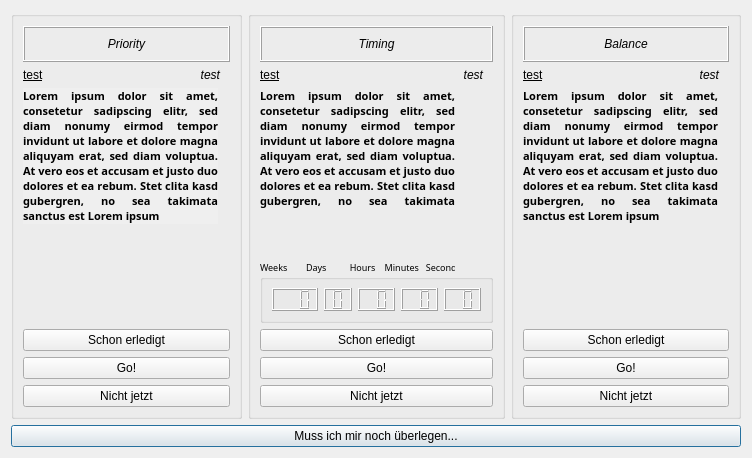
amogorkon/watnu, file src/watnu/ui/what_now.ui: the form before one commit.
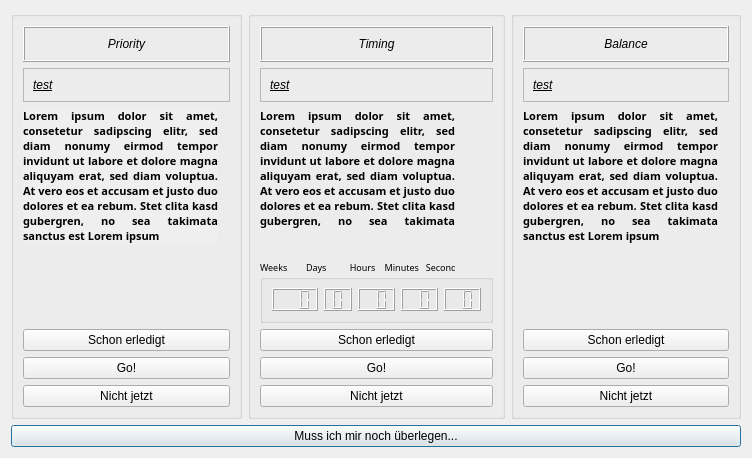
The form after the commit.

Commit message: x_task to task_x; activity colors; habits!

Patch:
```diff
--- a/src/watnu/ui/what_now.ui
+++ b/src/watnu/ui/what_now.ui
@@ -206,12 +206,33 @@
           </layout>
          </widget>
         </item>
-        <item row="3" column="0">
+        <item row="4" column="0">
          <layout class="QHBoxLayout" name="priority_header">
           <property name="topMargin">
            <number>0</number>
           </property>
           <item>
+           <widget class="QFrame" name="frame_priority">
+            <property name="sizePolicy">
+             <sizepolicy hsizetype="Preferred" vsizetype="Preferred">
+              <horstretch>0</horstretch>
+              <verstretch>5</verstretch>
+             </sizepolicy>
+            </property>
+            <property name="minimumSize">
+             <size>
+              <width>9</width>
+              <height>0</height>
+             </size>
+            </property>
+            <property name="frameShape">
+             <enum>QFrame::StyledPanel</enum>
+            </property>
+            <property name="frameShadow">
+             <enum>QFrame::Raised</enum>
+            </property>
+            <layout class="QHBoxLayout" name="horizontalLayout">
+             <item>
            <widget class="QLabel" name="task_space_priority">
             <property name="sizePolicy">
              <sizepolicy hsizetype="Expanding" vsizetype="Minimum">
@@ -221,8 +242,9 @@
             </property>
             <property name="font">
              <font>
-              <italic>false</italic>
+                 <italic>true</italic>
               <underline>true</underline>
+                 <kerning>true</kerning>
              </font>
             </property>
             <property name="text">
@@ -233,23 +255,7 @@
             </property>
            </widget>
           </item>
-          <item>
-           <widget class="QLabel" name="activity_priority">
-            <property name="sizePolicy">
-             <sizepolicy hsizetype="Expanding" vsizetype="Minimum">
-              <horstretch>0</horstretch>
-              <verstretch>0</verstretch>
-             </sizepolicy>
-            </property>
-            <property name="text">
-             <string>test</string>
-            </property>
-            <property name="alignment">
-             <set>Qt::AlignRight|Qt::AlignTrailing|Qt::AlignVCenter</set>
-            </property>
-            <property name="indent">
-             <number>10</number>
-            </property>
+            </layout>
            </widget>
           </item>
          </layout>
@@ -500,6 +506,27 @@
            <number>0</number>
           </property>
           <item>
+           <widget class="QFrame" name="frame_timing">
+            <property name="minimumSize">
+             <size>
+              <width>9</width>
+              <height>0</height>
+             </size>
+            </property>
+            <property name="baseSize">
+             <size>
+              <width>9</width>
+              <height>0</height>
+             </size>
+            </property>
+            <property name="frameShape">
+             <enum>QFrame::StyledPanel</enum>
+            </property>
+            <property name="frameShadow">
+             <enum>QFrame::Raised</enum>
+            </property>
+            <layout class="QHBoxLayout" name="horizontalLayout_2">
+             <item>
            <widget class="QLabel" name="task_space_timing">
             <property name="sizePolicy">
              <sizepolicy hsizetype="Expanding" vsizetype="Minimum">
@@ -509,7 +536,7 @@
             </property>
             <property name="font">
              <font>
-              <italic>false</italic>
+                 <italic>true</italic>
               <underline>true</underline>
              </font>
             </property>
@@ -521,23 +548,7 @@
             </property>
            </widget>
           </item>
-          <item>
-           <widget class="QLabel" name="activity_timing">
-            <property name="sizePolicy">
-             <sizepolicy hsizetype="Expanding" vsizetype="Minimum">
-              <horstretch>0</horstretch>
-              <verstretch>0</verstretch>
-             </sizepolicy>
-            </property>
-            <property name="text">
-             <string>test</string>
-            </property>
-            <property name="alignment">
-             <set>Qt::AlignRight|Qt::AlignTrailing|Qt::AlignVCenter</set>
-            </property>
-            <property name="indent">
-             <number>10</number>
-            </property>
+            </layout>
            </widget>
           </item>
          </layout>
@@ -724,6 +735,21 @@
            <number>0</number>
           </property>
           <item>
+           <widget class="QFrame" name="frame_balanced">
+            <property name="minimumSize">
+             <size>
+              <width>9</width>
+              <height>0</height>
+             </size>
+            </property>
+            <property name="frameShape">
+             <enum>QFrame::StyledPanel</enum>
+            </property>
+            <property name="frameShadow">
+             <enum>QFrame::Raised</enum>
+            </property>
+            <layout class="QHBoxLayout" name="horizontalLayout_4">
+             <item>
            <widget class="QLabel" name="task_space_balanced">
             <property name="sizePolicy">
              <sizepolicy hsizetype="Expanding" vsizetype="Minimum">
@@ -733,7 +759,7 @@
             </property>
             <property name="font">
              <font>
-              <italic>false</italic>
+                 <italic>true</italic>
               <underline>true</underline>
              </font>
             </property>
@@ -745,23 +771,7 @@
             </property>
            </widget>
           </item>
-          <item>
-           <widget class="QLabel" name="activity_balanced">
-            <property name="sizePolicy">
-             <sizepolicy hsizetype="Expanding" vsizetype="Minimum">
-              <horstretch>0</horstretch>
-              <verstretch>0</verstretch>
-             </sizepolicy>
-            </property>
-            <property name="text">
-             <string>test</string>
-            </property>
-            <property name="alignment">
-             <set>Qt::AlignRight|Qt::AlignTrailing|Qt::AlignVCenter</set>
-            </property>
-            <property name="indent">
-             <number>10</number>
-            </property>
+            </layout>
            </widget>
           </item>
          </layout>
```
Left out of the diff: 56 changed lines with no effect on the pictures. Lines whose indentation alone changed are shown as unchanged. The commit also changes 9 other files.
